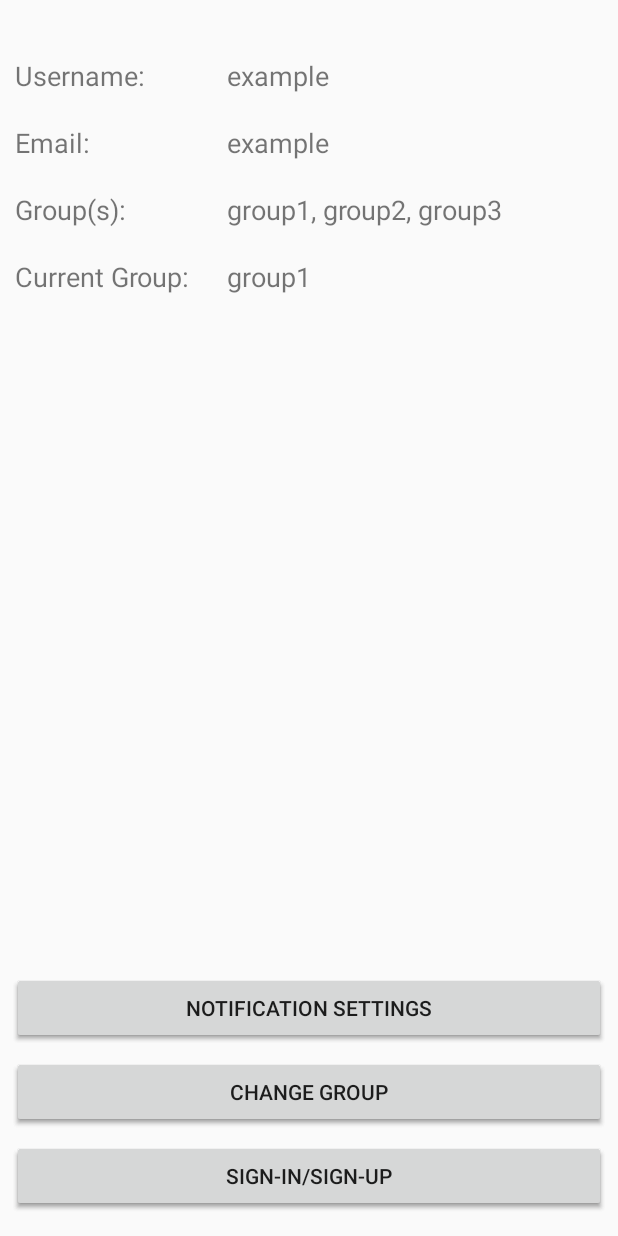
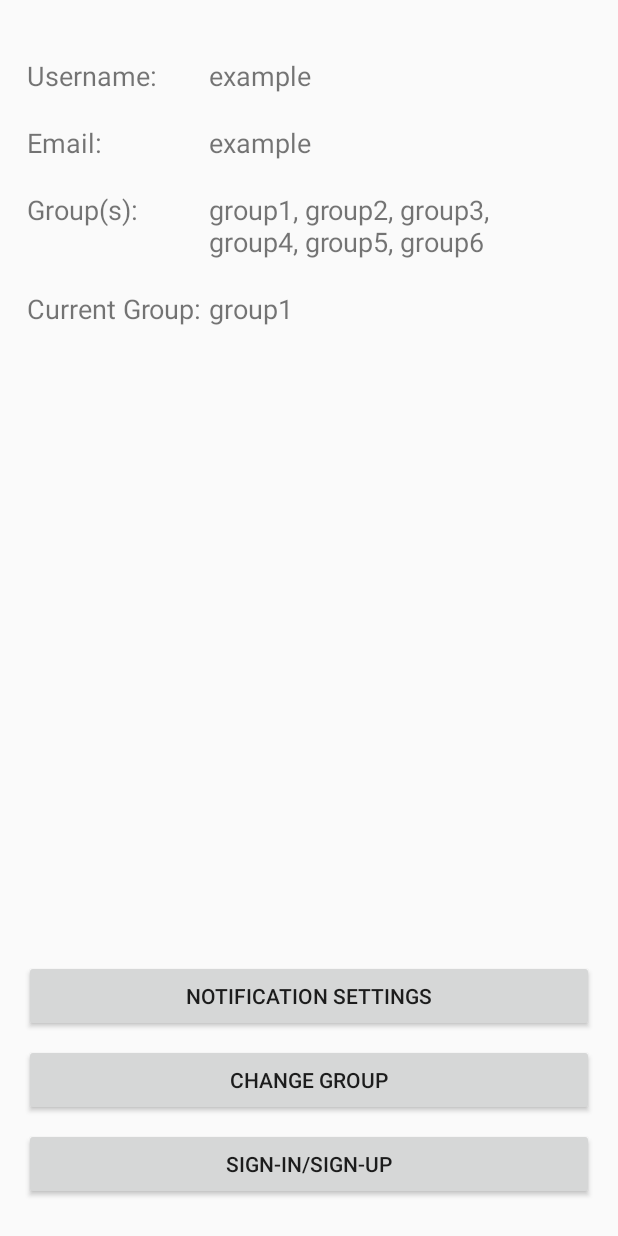
Before and after one commit to jongreene/group-loop, an Android app: the layout fragment_user_account_preferences.xml on its own in the app's theme, with its tools: preview values and no code run, on a phone screen of 412 x 824 dp. Run offline under Robolectric (Android 15) with nearby library versions, the phone set to English and light mode, and no system bars.

Commit message:
Fixed account preferences xml design

```diff
--- a/app/src/main/java/ferocioushammerheads/grouploop/UserAccount.java
+++ b/app/src/main/java/ferocioushammerheads/grouploop/UserAccount.java
@@ -210,7 +210,6 @@ public class UserAccount extends AppCompatActivity
     public void onFragmentInteraction() {
     }
 
-//    TODO: check where this is being called
     public void onFragmentInteraction(UserProfile profile) {}
 
     public void onFragmentInteraction(View view) {
@@ -246,21 +245,6 @@ public class UserAccount extends AppCompatActivity
 
     }
 
-    //    call back functionality for fragments
-    public void onFragmentInteraction(int operation) {
-        if (operation == 0) {
-            //        check if user is logged in and load profile if they are
-            if (MainActivity.user != null) {
-//                loadUserProfile();
-            }
-        } else if (operation == 1) {
-//            firebaseTools.signOut();
-//            Intent intent = new Intent(this, MainActivity.class);
-//            startActivity(intent);
-        }
-
-    }
-
     // Define the actual handler for the event.
     public void loggedInEvent() {
         MainActivity.user = mAuth.getCurrentUser();
--- a/app/src/main/java/ferocioushammerheads/grouploop/UserAccountPreferences.java
+++ b/app/src/main/java/ferocioushammerheads/grouploop/UserAccountPreferences.java
@@ -49,8 +49,6 @@ public class UserAccountPreferences extends Fragment {
         mAuth = FirebaseAuth.getInstance();
         user = mAuth.getCurrentUser();
         // [END initialize_auth]
-
-        mListener.onFragmentInteraction(0);
 
 //
         super.onCreate(savedInstanceState);
@@ -110,7 +108,6 @@ public class UserAccountPreferences extends Fragment {
 
     public interface OnFragmentInteractionListener {
         void onFragmentInteraction(View view);
-        void onFragmentInteraction(int operation);
         void onFragmentInteraction(UserProfile profile);
     }
 
--- a/app/src/main/res/layout/fragment_user_account_preferences.xml
+++ b/app/src/main/res/layout/fragment_user_account_preferences.xml
@@ -10,52 +10,30 @@
         android:layout_width="match_parent"
         android:layout_height="match_parent">
 
-        <Button
-            android:id="@+id/button7"
+        <android.support.constraint.ConstraintLayout
             android:layout_width="0dp"
-            android:layout_height="wrap_content"
-            android:layout_marginBottom="8dp"
+            android:layout_height="350dp"
             android:layout_marginEnd="8dp"
             android:layout_marginStart="8dp"
-            android:text="Notificiation Settings"
-            app:layout_constraintBottom_toTopOf="@+id/button5"
             app:layout_constraintEnd_toEndOf="parent"
-            app:layout_constraintStart_toStartOf="parent" />
-
-        <Button
-            android:id="@+id/button5"
-            android:layout_width="0dp"
-            android:layout_height="wrap_content"
-            android:layout_marginBottom="8dp"
-            android:layout_marginEnd="8dp"
-            android:layout_marginStart="8dp"
-            android:text="Change Groups"
-            app:layout_constraintBottom_toTopOf="@+id/account_pref_login"
-            app:layout_constraintEnd_toEndOf="parent"
-            app:layout_constraintStart_toStartOf="parent" />
-
-        <Button
-            android:id="@+id/account_pref_login"
-            android:layout_width="0dp"
-            android:layout_height="wrap_content"
-            android:layout_marginBottom="16dp"
-            android:layout_marginEnd="8dp"
-            android:layout_marginStart="8dp"
-            android:text="Logout"
-            app:layout_constraintBottom_toBottomOf="parent"
-            app:layout_constraintEnd_toEndOf="parent"
-            app:layout_constraintStart_toStartOf="parent" />
+            app:layout_constraintHorizontal_bias="0.519"
+            app:layout_constraintStart_toStartOf="parent"
+            app:layout_constraintTop_toTopOf="parent">
 
             <GridLayout
                 android:id="@+id/gridLayout"
-            android:layout_width="368dp"
+                android:layout_width="0dp"
                 android:layout_height="0dp"
                 android:layout_marginBottom="8dp"
                 android:layout_marginTop="8dp"
                 android:padding="10dp"
-            app:layout_constraintBottom_toTopOf="@+id/pref_verify_email"
-            app:layout_constraintTop_toTopOf="parent"
-            tools:layout_editor_absoluteX="8dp">
+                android:columnCount="2"
+                android:orientation="horizontal"
+                android:rowCount="4"
+                app:layout_constraintBottom_toBottomOf="parent"
+                app:layout_constraintEnd_toEndOf="parent"
+                app:layout_constraintStart_toStartOf="parent"
+                app:layout_constraintTop_toTopOf="parent">
 
                 <TextView
                     android:id="@+id/textView26"
@@ -97,11 +75,10 @@
 
                 <TextView
                     android:id="@+id/pref_username"
-                android:layout_width="wrap_content"
+                    android:layout_width="241dp"
                     android:layout_height="wrap_content"
                     android:layout_column="1"
                     android:layout_row="0"
-                android:paddingLeft="20dp"
                     android:paddingTop="20dp"
                     android:text="example"
                     android:textSize="18dp" />
@@ -112,20 +89,18 @@
                     android:layout_height="wrap_content"
                     android:layout_column="1"
                     android:layout_row="1"
-                android:paddingLeft="20dp"
                     android:paddingTop="20dp"
                     android:text="example"
                     android:textSize="18dp" />
 
                 <TextView
                     android:id="@+id/pref_group_list"
-                android:layout_width="wrap_content"
+                    android:layout_width="230dp"
                     android:layout_height="wrap_content"
                     android:layout_column="1"
                     android:layout_row="2"
-                android:paddingLeft="20dp"
                     android:paddingTop="20dp"
-                android:text="group1, group2, group3"
+                    android:text="group1, group2, group3, group4, group5, group6"
                     android:textSize="18dp" />
 
                 <TextView
@@ -134,11 +109,21 @@
                     android:layout_height="wrap_content"
                     android:layout_column="1"
                     android:layout_row="3"
-                android:paddingLeft="20dp"
                     android:paddingTop="20dp"
                     android:text="group1"
                     android:textSize="18dp" />
             </GridLayout>
+        </android.support.constraint.ConstraintLayout>
+
+        <android.support.constraint.ConstraintLayout
+            android:layout_width="0dp"
+            android:layout_height="wrap_content"
+            android:layout_marginBottom="8dp"
+            android:layout_marginEnd="8dp"
+            android:layout_marginStart="8dp"
+            app:layout_constraintBottom_toBottomOf="parent"
+            app:layout_constraintEnd_toEndOf="parent"
+            app:layout_constraintStart_toStartOf="parent">
 
             <Button
                 android:id="@+id/pref_verify_email_button"
@@ -154,6 +139,19 @@
                 app:layout_constraintStart_toStartOf="parent" />
 
             <Button
+                android:id="@+id/pref_change_add_group_button"
+                android:layout_width="0dp"
+                android:layout_height="wrap_content"
+                android:layout_marginBottom="8dp"
+                android:layout_marginEnd="8dp"
+                android:layout_marginStart="8dp"
+                android:text="@string/button_change_group"
+                android:visibility="visible"
+                app:layout_constraintBottom_toTopOf="@+id/pref_login_button"
+                app:layout_constraintEnd_toEndOf="parent"
+                app:layout_constraintStart_toStartOf="parent" />
+
+            <Button
                 android:id="@+id/pref_notification_settings_button"
                 android:layout_width="0dp"
                 android:layout_height="wrap_content"
@@ -161,19 +159,8 @@
                 android:layout_marginEnd="8dp"
                 android:layout_marginStart="8dp"
                 android:text="@string/button_notification_settings"
+                android:visibility="visible"
                 app:layout_constraintBottom_toTopOf="@+id/pref_change_add_group_button"
-            app:layout_constraintEnd_toEndOf="parent"
-            app:layout_constraintStart_toStartOf="parent" />
-
-        <Button
-            android:id="@+id/pref_change_add_group_button"
-            android:layout_width="0dp"
-            android:layout_height="wrap_content"
-            android:layout_marginBottom="8dp"
-            android:layout_marginEnd="8dp"
-            android:layout_marginStart="8dp"
-            android:text="@string/button_change_group"
-            app:layout_constraintBottom_toTopOf="@+id/pref_login_button"
                 app:layout_constraintEnd_toEndOf="parent"
                 app:layout_constraintStart_toStartOf="parent" />
 
@@ -185,9 +172,11 @@
                 android:layout_marginEnd="8dp"
                 android:layout_marginStart="8dp"
                 android:text="@string/button_login_logout_logged_out"
+                android:visibility="visible"
                 app:layout_constraintBottom_toBottomOf="parent"
                 app:layout_constraintEnd_toEndOf="parent"
                 app:layout_constraintStart_toStartOf="parent" />
+        </android.support.constraint.ConstraintLayout>
 
     </android.support.constraint.ConstraintLayout>
 </FrameLayout>
```
Lines whose indentation alone changed are shown as unchanged.
